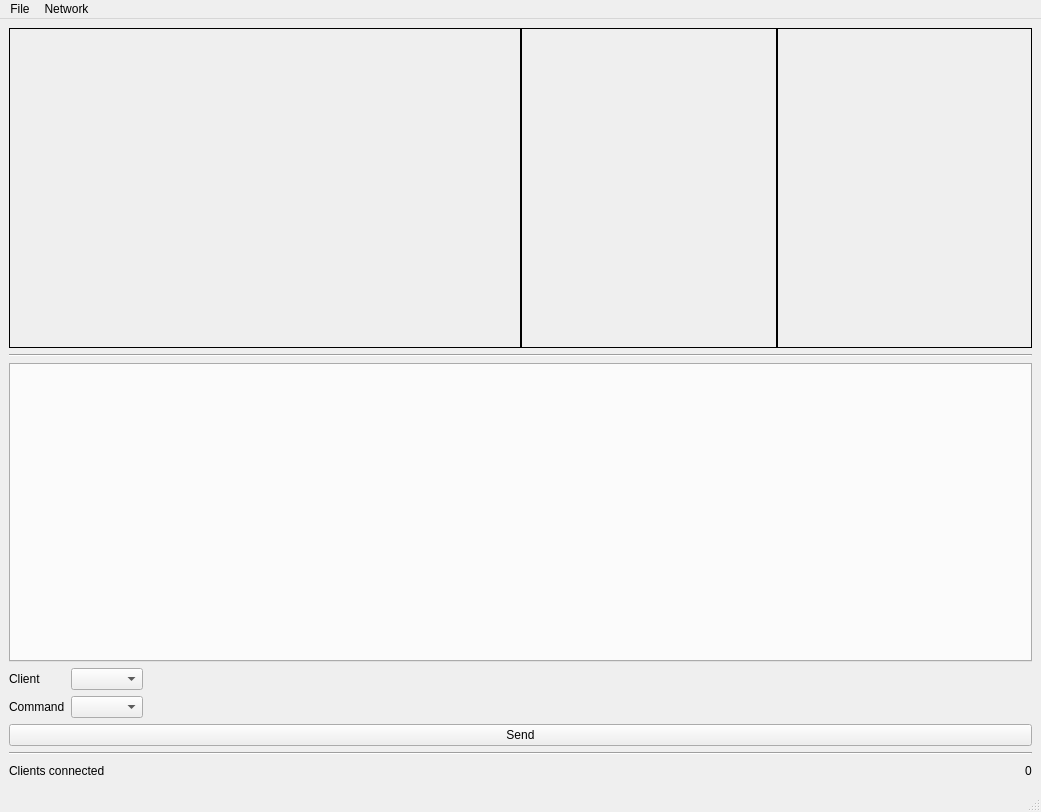
First picture: the form in Server/ui/mainwindow.ui, repository MGritsenko/Server, before the edit.
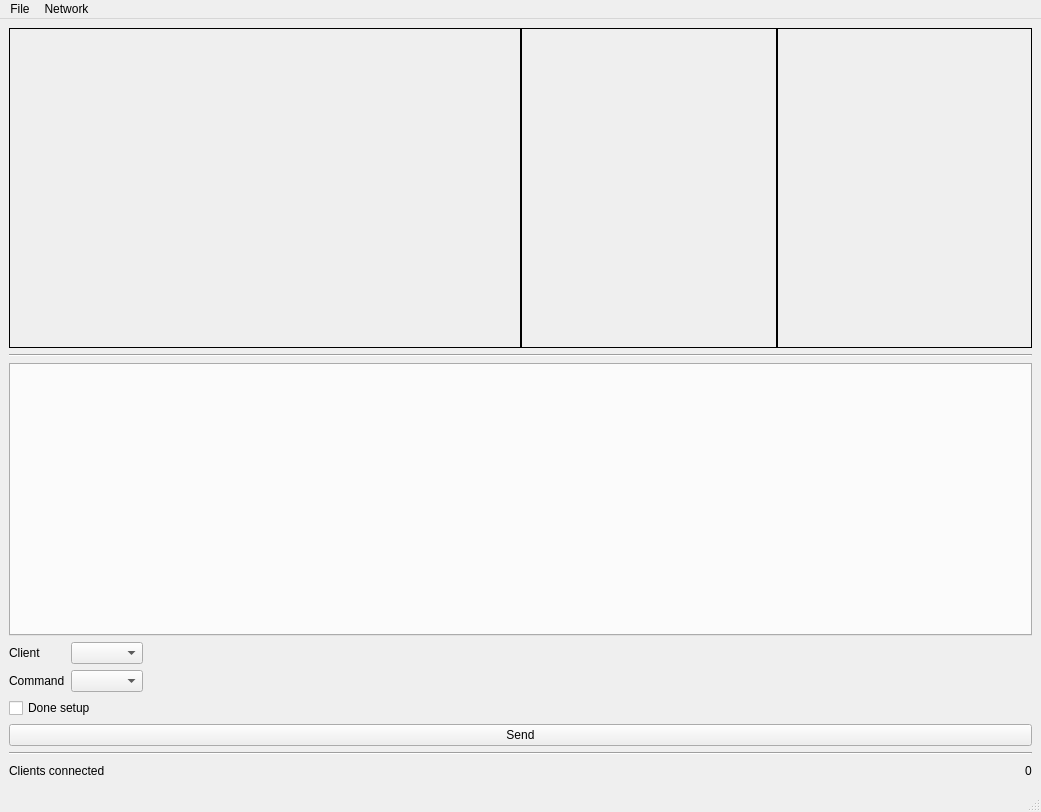
Second picture: the form after the edit.

Commit message: Fixed clients duplicate insertion. Added isSetupDone checkbox

The edit to the form file:
```diff
--- a/Server/ui/mainwindow.ui
+++ b/Server/ui/mainwindow.ui
@@ -159,6 +159,13 @@
           </item>
          </layout>
         </item>
+        <item>
+         <widget class="QCheckBox" name="doneSetup">
+          <property name="text">
+           <string>Done setup</string>
+          </property>
+         </widget>
+        </item>
         <item>
          <widget class="QPushButton" name="sendButton">
           <property name="text">
```
The commit also changes 7 other files.
